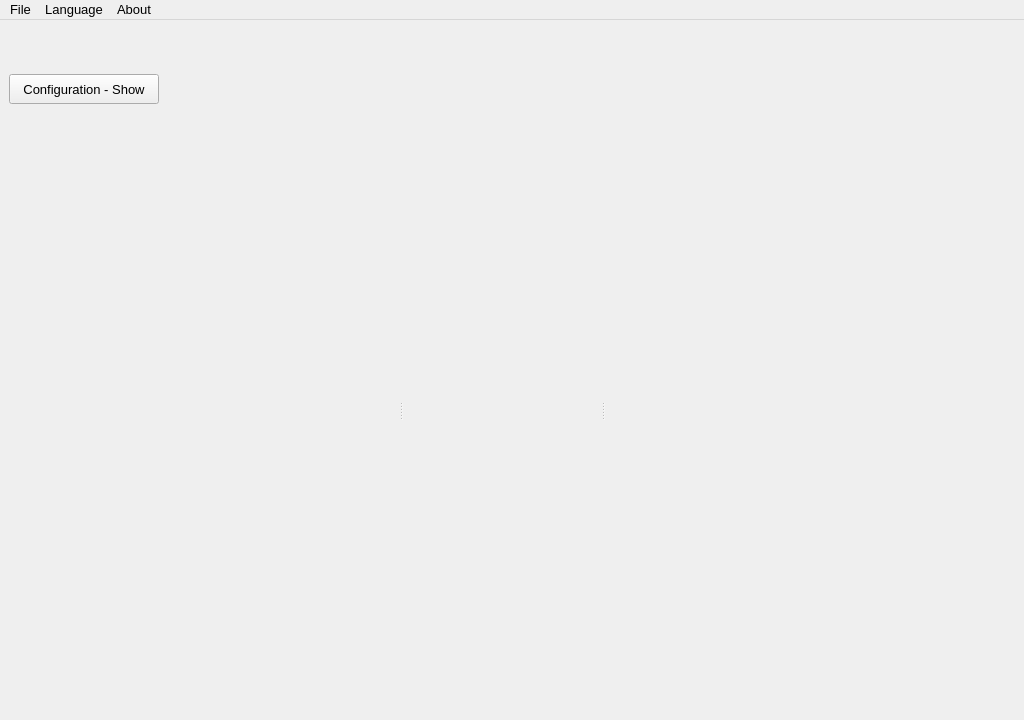
Above: Pandora.ui from KDE/brprint3d before the change. Below: the same form after it.
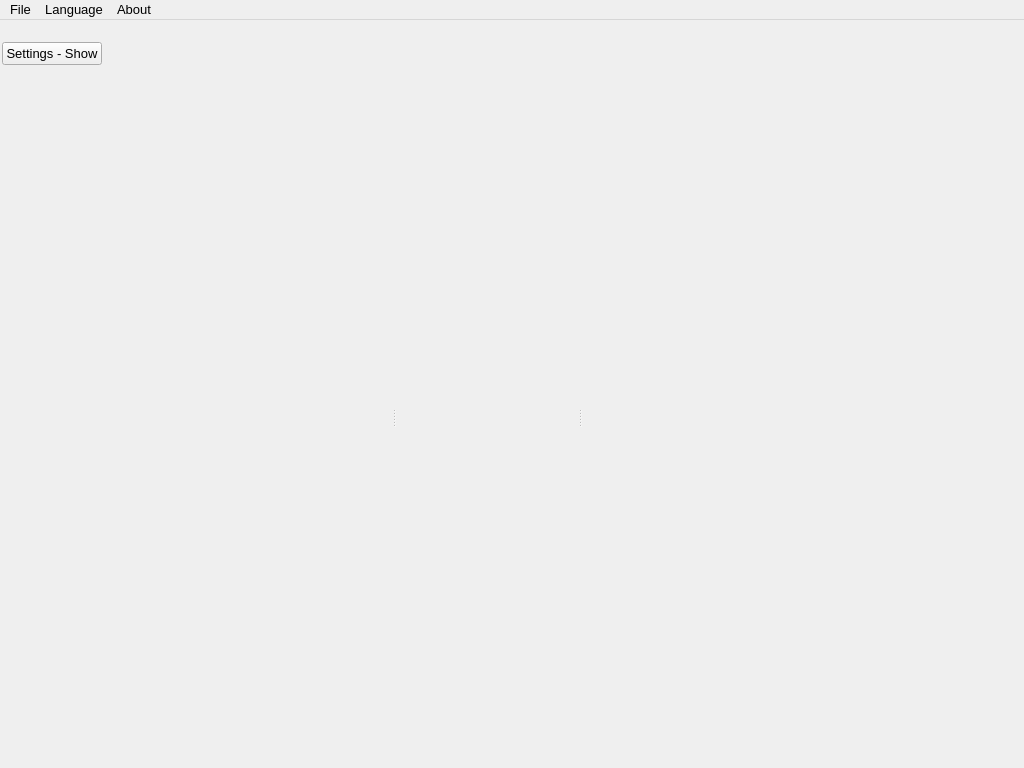
That is the form after the change. Icons and pictures are not drawn. Custom widgets are drawn as their Qt base class.

Commit message:
Fix Layout Issues
-Add some spacers to improve the use of the space on
MainWindow

```diff
--- a/Pandora.ui
+++ b/Pandora.ui
@@ -8,13 +8,19 @@
     <x>0</x>
     <y>0</y>
     <width>1024</width>
-    <height>720</height>
+    <height>768</height>
    </rect>
   </property>
   <property name="minimumSize">
    <size>
     <width>1024</width>
-    <height>720</height>
+    <height>768</height>
+   </size>
+  </property>
+  <property name="maximumSize">
+   <size>
+    <width>16777215</width>
+    <height>768</height>
    </size>
   </property>
   <property name="font">
@@ -50,11 +56,33 @@
   </property>
   <widget class="QWidget" name="centralwidget">
    <layout class="QGridLayout" name="gridLayout">
-    <item row="0" column="0">
-     <layout class="QHBoxLayout" name="ly_ConteinerLeft"/>
-    </item>
-    <item row="0" column="2">
-     <layout class="QHBoxLayout" name="ly_ConteinerRight"/>
+    <property name="leftMargin">
+     <number>2</number>
+    </property>
+    <property name="topMargin">
+     <number>2</number>
+    </property>
+    <property name="rightMargin">
+     <number>2</number>
+    </property>
+    <property name="bottomMargin">
+     <number>2</number>
+    </property>
+    <property name="spacing">
+     <number>2</number>
+    </property>
+    <item row="0" column="1">
+     <spacer name="horizontalSpacer">
+      <property name="orientation">
+       <enum>Qt::Horizontal</enum>
+      </property>
+      <property name="sizeHint" stdset="0">
+       <size>
+        <width>40</width>
+        <height>20</height>
+       </size>
+      </property>
+     </spacer>
     </item>
     <item row="1" column="0">
      <widget class="QPushButton" name="bt_hide">
@@ -65,11 +93,17 @@
        </size>
       </property>
       <property name="text">
-       <string>Configuration - Show</string>
+       <string>Settings - Show</string>
+      </property>
+      <property name="checkable">
+       <bool>true</bool>
+      </property>
+      <property name="checked">
+       <bool>false</bool>
       </property>
      </widget>
     </item>
-    <item row="2" column="0" colspan="3">
+    <item row="3" column="0" colspan="3">
      <widget class="QSplitter" name="splitter">
       <property name="orientation">
        <enum>Qt::Horizontal</enum>
@@ -94,31 +128,60 @@
       <widget class="ManualControlWidget" name="_ManualControl" native="true">
        <property name="minimumSize">
         <size>
-         <width>410</width>
-         <height>550</height>
+         <width>440</width>
+         <height>570</height>
         </size>
        </property>
        <property name="maximumSize">
         <size>
-         <width>410</width>
-         <height>550</height>
+         <width>440</width>
+         <height>570</height>
         </size>
        </property>
       </widget>
      </widget>
     </item>
-    <item row="0" column="1">
-     <spacer name="horizontalSpacer">
+    <item row="2" column="0">
+     <spacer name="verticalSpacer">
       <property name="orientation">
-       <enum>Qt::Horizontal</enum>
+       <enum>Qt::Vertical</enum>
       </property>
-      <property name="sizeType">
-       <enum>QSizePolicy::Preferred</enum>
+      <property name="sizeHint" stdset="0">
+       <size>
+        <width>20</width>
+        <height>40</height>
+       </size>
       </property>
+     </spacer>
+    </item>
+    <item row="0" column="0">
+     <layout class="QHBoxLayout" name="ly_ConteinerLeft">
+      <property name="leftMargin">
+       <number>5</number>
+      </property>
+      <property name="topMargin">
+       <number>5</number>
+      </property>
+      <property name="rightMargin">
+       <number>5</number>
+      </property>
+      <property name="bottomMargin">
+       <number>5</number>
+      </property>
+     </layout>
+    </item>
+    <item row="0" column="2">
+     <layout class="QHBoxLayout" name="ly_ConteinerRight"/>
+    </item>
+    <item row="4" column="0">
+     <spacer name="verticalSpacer_2">
+      <property name="orientation">
+       <enum>Qt::Vertical</enum>
+      </property>
       <property name="sizeHint" stdset="0">
        <size>
-        <width>40</width>
-        <height>20</height>
+        <width>20</width>
+        <height>40</height>
        </size>
       </property>
      </spacer>
```
Left out of the diff: 16 changed lines with no effect on the pictures.
